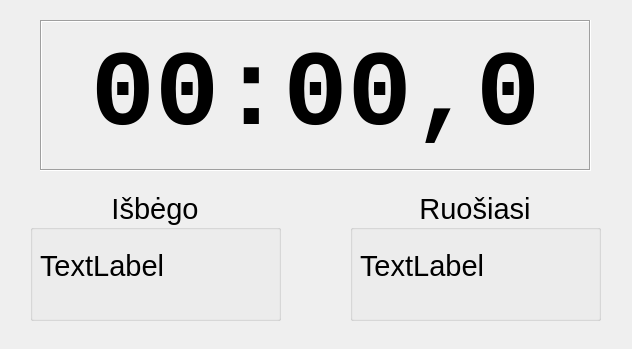
The window that GUIs/BigClockDialog.ui (kulverstukas1/DuathlonStarter) describes before a commit, drawn with Qt 5.
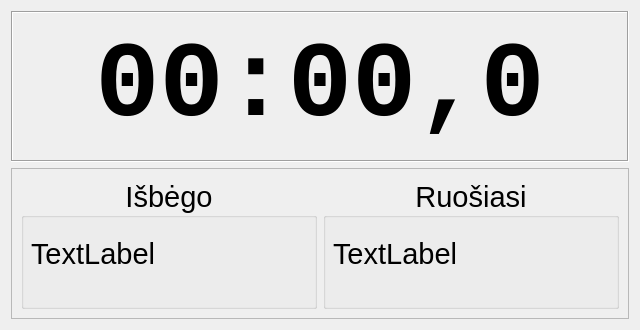
The same window after the commit.

Commit message: pridetas resize event'as i BigClock dialoga

```diff
--- a/GUIs/BigClockDialog.ui
+++ b/GUIs/BigClockDialog.ui
@@ -9,113 +9,31 @@
    <rect>
     <x>0</x>
     <y>0</y>
-    <width>632</width>
-    <height>349</height>
+    <width>640</width>
+    <height>330</height>
    </rect>
   </property>
+  <property name="minimumSize">
+   <size>
+    <width>640</width>
+    <height>330</height>
+   </size>
+  </property>
   <property name="windowTitle">
    <string>Didelis laikmatis</string>
   </property>
+  <property name="autoFillBackground">
+   <bool>false</bool>
+  </property>
   <property name="modal">
    <bool>false</bool>
   </property>
-  <widget class="QGroupBox" name="currRunnerBox">
-   <property name="geometry">
-    <rect>
-     <x>30</x>
-     <y>190</y>
-     <width>251</width>
-     <height>131</height>
-    </rect>
+  <layout class="QVBoxLayout" name="verticalLayout_2">
+   <property name="sizeConstraint">
+    <enum>QLayout::SetDefaultConstraint</enum>
    </property>
-   <property name="font">
-    <font>
-     <pointsize>22</pointsize>
-     <weight>50</weight>
-     <bold>false</bold>
-     <underline>false</underline>
-     <kerning>true</kerning>
-    </font>
-   </property>
-   <property name="title">
-    <string>Išbėgo</string>
-   </property>
-   <property name="alignment">
-    <set>Qt::AlignCenter</set>
-   </property>
-   <property name="flat">
-    <bool>false</bool>
-   </property>
-   <property name="checkable">
-    <bool>false</bool>
-   </property>
-   <widget class="QLabel" name="currRunnerLabel">
-    <property name="geometry">
-     <rect>
-      <x>10</x>
-      <y>50</y>
-      <width>231</width>
-      <height>51</height>
-     </rect>
-    </property>
-    <property name="text">
-     <string>TextLabel</string>
-    </property>
-   </widget>
-  </widget>
-  <widget class="QGroupBox" name="nextRunnerBox">
-   <property name="geometry">
-    <rect>
-     <x>350</x>
-     <y>190</y>
-     <width>251</width>
-     <height>131</height>
-    </rect>
-   </property>
-   <property name="font">
-    <font>
-     <pointsize>22</pointsize>
-     <weight>50</weight>
-     <bold>false</bold>
-     <underline>false</underline>
-     <kerning>true</kerning>
-    </font>
-   </property>
-   <property name="title">
-    <string>Ruošiasi</string>
-   </property>
-   <property name="alignment">
-    <set>Qt::AlignCenter</set>
-   </property>
-   <property name="flat">
-    <bool>false</bool>
-   </property>
-   <property name="checkable">
-    <bool>false</bool>
-   </property>
-   <widget class="QLabel" name="nextRunnerLabel">
-    <property name="geometry">
-     <rect>
-      <x>10</x>
-      <y>50</y>
-      <width>231</width>
-      <height>51</height>
-     </rect>
-    </property>
-    <property name="text">
-     <string>TextLabel</string>
-    </property>
-   </widget>
-  </widget>
+   <item>
   <widget class="QLabel" name="timerLabel">
-   <property name="geometry">
-    <rect>
-     <x>40</x>
-     <y>20</y>
-     <width>551</width>
-     <height>151</height>
-    </rect>
-   </property>
    <property name="font">
     <font>
      <family>Consolas</family>
@@ -148,6 +66,107 @@
     <set>Qt::NoTextInteraction</set>
    </property>
   </widget>
+   </item>
+   <item>
+    <widget class="QFrame" name="frame">
+     <property name="frameShape">
+      <enum>QFrame::StyledPanel</enum>
+     </property>
+     <property name="frameShadow">
+      <enum>QFrame::Raised</enum>
+     </property>
+     <layout class="QHBoxLayout" name="horizontalLayout">
+      <item>
+       <widget class="QGroupBox" name="currRunnerBox">
+        <property name="font">
+         <font>
+          <pointsize>22</pointsize>
+          <weight>50</weight>
+          <bold>false</bold>
+          <underline>false</underline>
+          <kerning>true</kerning>
+         </font>
+        </property>
+        <property name="title">
+         <string>Išbėgo</string>
+        </property>
+        <property name="alignment">
+         <set>Qt::AlignCenter</set>
+        </property>
+        <property name="flat">
+         <bool>false</bool>
+        </property>
+        <property name="checkable">
+         <bool>false</bool>
+        </property>
+        <widget class="QLabel" name="currRunnerLabel">
+         <property name="geometry">
+          <rect>
+           <x>10</x>
+           <y>50</y>
+           <width>231</width>
+           <height>51</height>
+          </rect>
+         </property>
+         <property name="text">
+          <string>TextLabel</string>
+         </property>
+        </widget>
+       </widget>
+      </item>
+      <item>
+       <widget class="QGroupBox" name="nextRunnerBox">
+        <property name="font">
+         <font>
+          <pointsize>22</pointsize>
+          <weight>50</weight>
+          <bold>false</bold>
+          <underline>false</underline>
+          <kerning>true</kerning>
+         </font>
+        </property>
+        <property name="title">
+         <string>Ruošiasi</string>
+        </property>
+        <property name="alignment">
+         <set>Qt::AlignCenter</set>
+        </property>
+        <property name="flat">
+         <bool>false</bool>
+        </property>
+        <property name="checkable">
+         <bool>false</bool>
+        </property>
+        <widget class="QLabel" name="nextRunnerLabel">
+         <property name="geometry">
+          <rect>
+           <x>10</x>
+           <y>50</y>
+           <width>231</width>
+           <height>51</height>
+          </rect>
+         </property>
+         <property name="sizePolicy">
+          <sizepolicy hsizetype="Expanding" vsizetype="Expanding">
+           <horstretch>0</horstretch>
+           <verstretch>0</verstretch>
+          </sizepolicy>
+         </property>
+         <property name="autoFillBackground">
+          <bool>false</bool>
+         </property>
+         <property name="text">
+          <string>TextLabel</string>
+         </property>
+        </widget>
+        <zorder>nextRunnerLabel</zorder>
+        <zorder>currRunnerBox</zorder>
+       </widget>
+      </item>
+     </layout>
+    </widget>
+   </item>
+  </layout>
  </widget>
  <resources/>
  <connections/>
```
Lines whose indentation alone changed are shown as unchanged. The commit also changes 3 other files.
